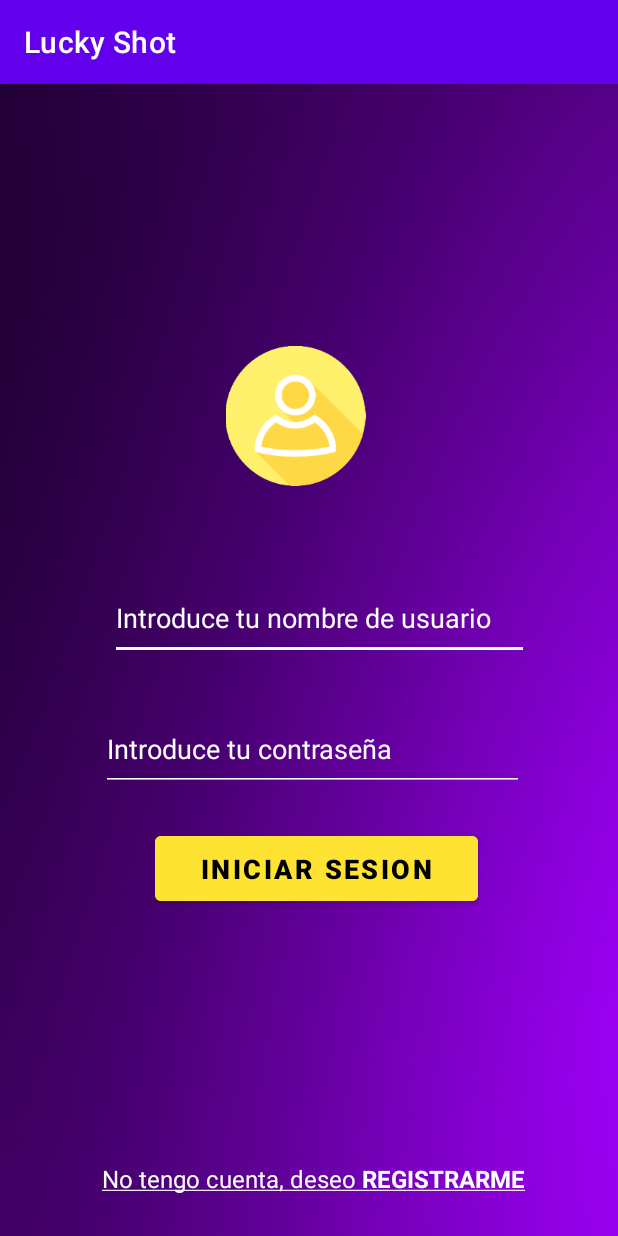
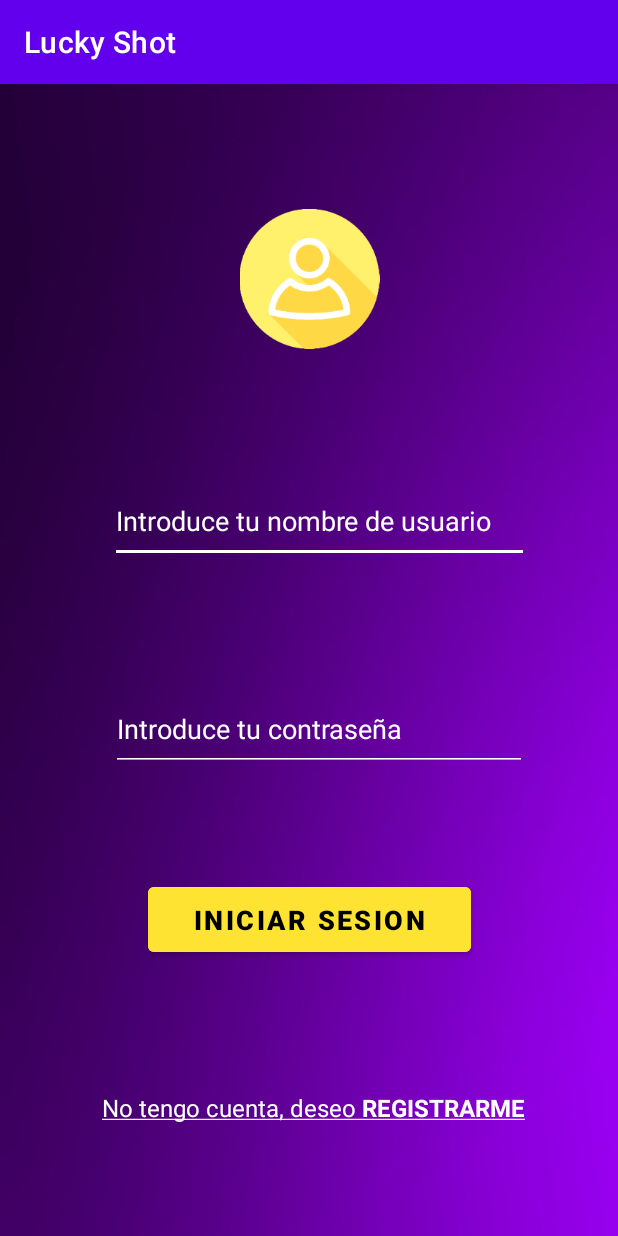
Before and after one commit to duraan08/DAS_GAME, an Android app: the InicioSesionActivity screen opened directly, with no data from a screen before it, on a phone screen of 412 x 824 dp. Run offline under Robolectric (Android 15) with nearby library versions, the phone set to English and light mode, and no system bars.

Commit message:
- Actualización del visual para que se vea bien en la .apk

```diff
--- a/app/src/main/java/com/example/juego_das/RegistroActivity.java
+++ b/app/src/main/java/com/example/juego_das/RegistroActivity.java
@@ -51,8 +51,6 @@ public class RegistroActivity extends AppCompatActivity {
                     bd.close();
 
                     //Una vez insertado redirigimos al Login
-                    Intent registro = new Intent(RegistroActivity.this, InicioSesionActivity.class);
-                    startActivity(registro);
                     finish();
                 }
             }
--- a/app/src/main/res/layout-land/activity_inicio_sesion.xml
+++ b/app/src/main/res/layout-land/activity_inicio_sesion.xml
@@ -11,10 +11,11 @@
         android:id="@+id/icon_user"
         android:layout_width="78dp"
         android:layout_height="70dp"
-        android:layout_marginStart="349dp"
-        android:layout_marginEnd="349dp"
-        android:layout_marginBottom="217dp"
-        app:layout_constraintBottom_toBottomOf="parent"
+        android:layout_marginStart="305dp"
+        android:layout_marginTop="40dp"
+        android:layout_marginEnd="300dp"
+        android:layout_marginBottom="10dp"
+        app:layout_constraintBottom_toTopOf="@+id/psw"
         app:layout_constraintEnd_toEndOf="parent"
         app:layout_constraintStart_toStartOf="parent"
         app:layout_constraintTop_toTopOf="parent"
@@ -25,15 +26,16 @@
         android:layout_width="289dp"
         android:layout_height="49dp"
         android:layout_marginStart="65dp"
+        android:layout_marginTop="10dp"
         android:layout_marginEnd="30dp"
-        android:layout_marginBottom="134dp"
+        android:layout_marginBottom="10dp"
         android:backgroundTint="@color/white"
         android:ems="10"
         android:hint="@string/user"
         android:inputType="textPersonName"
         android:textColor="@color/white"
         android:textColorHint="@color/white"
-        app:layout_constraintBottom_toBottomOf="parent"
+        app:layout_constraintBottom_toTopOf="@+id/login_button"
         app:layout_constraintEnd_toStartOf="@+id/psw"
         app:layout_constraintStart_toStartOf="parent"
         app:layout_constraintTop_toBottomOf="@+id/icon_user" />
@@ -43,27 +45,27 @@
         android:layout_width="257dp"
         android:layout_height="52dp"
         android:layout_marginStart="30dp"
+        android:layout_marginTop="15dp"
         android:layout_marginEnd="90dp"
+        android:layout_marginBottom="20dp"
         android:backgroundTint="@color/white"
         android:ems="10"
         android:hint="@string/psw"
         android:inputType="textPassword"
         android:textColor="@color/white"
         android:textColorHint="@color/white"
-        app:layout_constraintBottom_toBottomOf="parent"
+        app:layout_constraintBottom_toTopOf="@+id/login_button"
         app:layout_constraintEnd_toEndOf="parent"
         app:layout_constraintStart_toEndOf="@+id/user"
-        app:layout_constraintTop_toBottomOf="@+id/icon_user"
-        app:layout_constraintVertical_bias="0.117" />
+        app:layout_constraintTop_toBottomOf="@+id/icon_user" />
 
     <Button
         android:id="@+id/login_button"
         android:layout_width="wrap_content"
         android:layout_height="wrap_content"
-        android:layout_marginStart="367dp"
-        android:layout_marginTop="100dp"
-        android:layout_marginEnd="367dp"
-        android:layout_marginBottom="57dp"
+        android:layout_marginStart="266dp"
+        android:layout_marginEnd="266dp"
+        android:layout_marginBottom="50dp"
         android:backgroundTint="#FFE333"
         android:onClick="comprobar"
         android:text="@string/login_button"
@@ -72,17 +74,15 @@
         app:layout_constraintBottom_toBottomOf="parent"
         app:layout_constraintEnd_toEndOf="parent"
         app:layout_constraintStart_toStartOf="parent"
-        app:layout_constraintTop_toBottomOf="@+id/icon_user"
-        app:layout_constraintVertical_bias="0.0" />
+        app:layout_constraintTop_toBottomOf="@+id/psw" />
 
     <TextView
         android:id="@+id/register"
         android:layout_width="258dp"
         android:layout_height="24dp"
         android:layout_marginStart="200dp"
-        android:layout_marginTop="20dp"
+        android:layout_marginTop="1dp"
         android:layout_marginEnd="200dp"
-        android:layout_marginBottom="30dp"
         android:onClick="registrar"
         android:text="@string/register"
         android:textAlignment="center"
@@ -91,6 +91,5 @@
         app:layout_constraintEnd_toEndOf="parent"
         app:layout_constraintHorizontal_bias="0.48"
         app:layout_constraintStart_toStartOf="parent"
-        app:layout_constraintTop_toBottomOf="@+id/icon_user"
-        app:layout_constraintVertical_bias="1.0" />
+        app:layout_constraintTop_toBottomOf="@+id/login_button" />
 </androidx.constraintlayout.widget.ConstraintLayout>
--- a/app/src/main/res/layout/activity_inicio_sesion.xml
+++ b/app/src/main/res/layout/activity_inicio_sesion.xml
@@ -12,32 +12,33 @@
         android:layout_width="279dp"
         android:layout_height="56dp"
         android:layout_marginStart="95dp"
-        android:layout_marginTop="60dp"
+        android:layout_marginTop="20dp"
         android:layout_marginEnd="87dp"
+        android:layout_marginBottom="18dp"
         android:backgroundTint="@color/white"
         android:ems="10"
         android:hint="@string/user"
         android:inputType="textPersonName"
         android:textColor="@color/white"
         android:textColorHint="@color/white"
-        app:layout_constraintBottom_toBottomOf="parent"
+        app:layout_constraintBottom_toTopOf="@+id/psw"
         app:layout_constraintEnd_toEndOf="parent"
         app:layout_constraintHorizontal_bias="0.44"
         app:layout_constraintStart_toStartOf="parent"
-        app:layout_constraintTop_toBottomOf="@+id/icon_user"
-        app:layout_constraintVertical_bias="0.0" />
+        app:layout_constraintTop_toBottomOf="@+id/icon_user" />
 
     <ImageView
         android:id="@+id/icon_user"
         android:layout_width="107dp"
         android:layout_height="93dp"
         android:layout_marginStart="143dp"
+        android:layout_marginTop="36dp"
         android:layout_marginEnd="143dp"
-        android:layout_marginBottom="500dp"
-        app:layout_constraintBottom_toBottomOf="parent"
+        android:layout_marginBottom="20dp"
+        app:layout_constraintBottom_toTopOf="@+id/user"
         app:layout_constraintEnd_toEndOf="parent"
-        app:layout_constraintHorizontal_bias="0.0"
         app:layout_constraintStart_toStartOf="parent"
+        app:layout_constraintTop_toTopOf="parent"
         app:srcCompat="@drawable/user" />
 
     <Button
@@ -45,24 +46,26 @@
         android:layout_width="215dp"
         android:layout_height="55dp"
         android:layout_marginStart="95dp"
-        android:layout_marginEnd="85dp"
-        android:layout_marginBottom="217dp"
+        android:layout_marginTop="12dp"
+        android:layout_marginEnd="95dp"
+        android:layout_marginBottom="20dp"
         android:backgroundTint="#FFE333"
         android:onClick="comprobar"
         android:text="@string/login_button"
         android:textColor="@color/black"
         android:textSize="18dp"
         android:textStyle="bold"
-        app:layout_constraintBottom_toBottomOf="parent"
+        app:layout_constraintBottom_toTopOf="@+id/register"
         app:layout_constraintEnd_toEndOf="parent"
-        app:layout_constraintStart_toStartOf="parent" />
+        app:layout_constraintStart_toStartOf="parent"
+        app:layout_constraintTop_toBottomOf="@+id/psw" />
 
     <TextView
         android:id="@+id/register"
         android:layout_width="292dp"
         android:layout_height="21dp"
         android:layout_marginStart="94dp"
-        android:layout_marginTop="168dp"
+        android:layout_marginTop="20dp"
         android:layout_marginEnd="84dp"
         android:layout_marginBottom="28dp"
         android:onClick="registrar"
@@ -72,28 +75,29 @@
         android:textSize="16dp"
         app:layout_constraintBottom_toBottomOf="parent"
         app:layout_constraintEnd_toEndOf="parent"
-        app:layout_constraintHorizontal_bias="0.545"
+        app:layout_constraintHorizontal_bias="0.542"
         app:layout_constraintStart_toStartOf="parent"
-        app:layout_constraintTop_toBottomOf="@+id/login_button" />
+        app:layout_constraintTop_toBottomOf="@+id/login_button"
+        app:layout_constraintVertical_bias="0.815" />
 
     <EditText
         android:id="@+id/psw"
-        android:layout_width="282dp"
+        android:layout_width="277dp"
         android:layout_height="55dp"
-        android:layout_marginStart="69dp"
-        android:layout_marginTop="32dp"
-        android:layout_marginEnd="113dp"
+        android:layout_marginStart="95dp"
+        android:layout_marginTop="18dp"
+        android:layout_marginEnd="87dp"
+        android:layout_marginBottom="12dp"
         android:backgroundTint="@color/white"
         android:ems="10"
         android:hint="@string/psw"
         android:inputType="textPassword"
         android:textColor="@color/white"
+        android:textColorHint="@color/white"
         android:textSize="18dp"
-        android:textColorHint="@color/white"
-        app:layout_constraintBottom_toBottomOf="parent"
+        app:layout_constraintBottom_toTopOf="@+id/login_button"
         app:layout_constraintEnd_toEndOf="parent"
-        app:layout_constraintHorizontal_bias="0.047"
+        app:layout_constraintHorizontal_bias="0.452"
         app:layout_constraintStart_toStartOf="parent"
-        app:layout_constraintTop_toBottomOf="@+id/user"
-        app:layout_constraintVertical_bias="0.0" />
+        app:layout_constraintTop_toBottomOf="@+id/user" />
 </androidx.constraintlayout.widget.ConstraintLayout>
--- a/app/src/main/res/values/strings.xml
+++ b/app/src/main/res/values/strings.xml
@@ -18,8 +18,5 @@
     <string name="psw_register_2">Repita su contraseña</string>
     <string name="register_button">REGISTRARME</string>
     <string name="add_button">AÑADIR</string>
-    <string name="nom_particicpante">Introduce los nombres de los participantes</string>
-    <string name="usu_forget">Introduce tu nombre de usuario</string>
-    <string name="mail_forget">Introduce tu mail</string>
-    <string name="button_forget">ENVIAR</string>
+    <string name="nom_particicpante">Añade los participantes</string>
 </resources>
```
Also changed, not shown: app/src/main/res/layout-land/activity_main_menu.xml (+10 -9 lines), app/src/main/res/layout-land/activity_registro.xml (+23 -23 lines), app/src/main/res/layout-land/activity_ruleta.xml (+14 -13 lines), app/src/main/res/layout/activity_main_menu.xml (+39 -38 lines), app/src/main/res/layout/activity_participantes.xml (+15 -11 lines).
